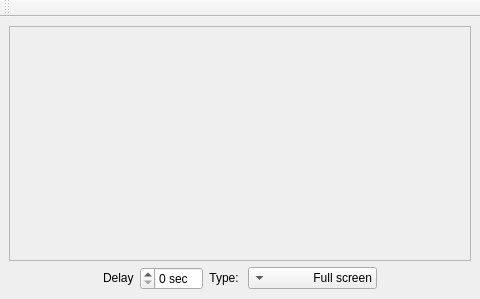
Above: src/core/ui/mainwindow.ui from lubuntu-team/screengrab-packaging before the change. Below: the same form after it.
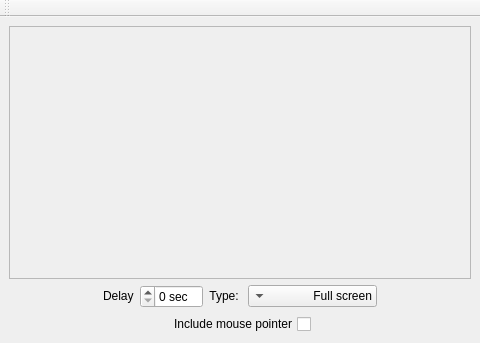
That is the form after the change.

Patch:
```diff
--- a/src/core/ui/mainwindow.ui
+++ b/src/core/ui/mainwindow.ui
@@ -7,7 +7,7 @@
     <x>0</x>
     <y>0</y>
     <width>480</width>
-    <height>299</height>
+    <height>343</height>
    </rect>
   </property>
   <property name="minimumSize">
@@ -30,9 +30,6 @@
     <enum>Qt::RightToLeft</enum>
    </property>
    <layout class="QVBoxLayout" name="verticalLayout">
-    <property name="sizeConstraint">
-     <enum>QLayout::SetMaximumSize</enum>
-    </property>
     <item>
      <widget class="QLabel" name="scrLabel">
       <property name="sizePolicy">
@@ -201,6 +198,43 @@
       </layout>
      </widget>
     </item>
+    <item>
+     <layout class="QHBoxLayout" name="horizontalLayout">
+      <item>
+       <spacer name="horizontalSpacer_3">
+        <property name="orientation">
+         <enum>Qt::Horizontal</enum>
+        </property>
+        <property name="sizeHint" stdset="0">
+         <size>
+          <width>40</width>
+          <height>20</height>
+         </size>
+        </property>
+       </spacer>
+      </item>
+      <item>
+       <widget class="QCheckBox" name="checkIncludeCursor">
+        <property name="text">
+         <string>Include mouse pointer</string>
+        </property>
+       </widget>
+      </item>
+      <item>
+       <spacer name="horizontalSpacer_4">
+        <property name="orientation">
+         <enum>Qt::Horizontal</enum>
+        </property>
+        <property name="sizeHint" stdset="0">
+         <size>
+          <width>40</width>
+          <height>20</height>
+         </size>
+        </property>
+       </spacer>
+      </item>
+     </layout>
+    </item>
    </layout>
   </widget>
   <widget class="QToolBar" name="toolBar">
```
